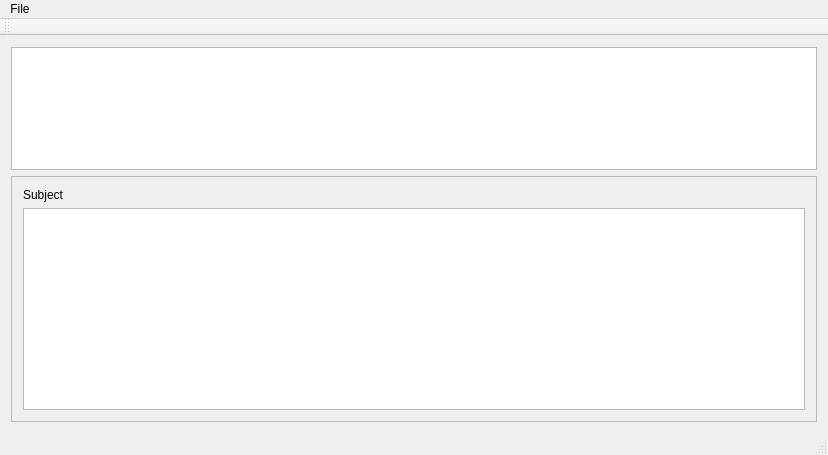
Old version of the form rbit/clients/pyside/rbitmain.ui in the repository luispedro/rbit.
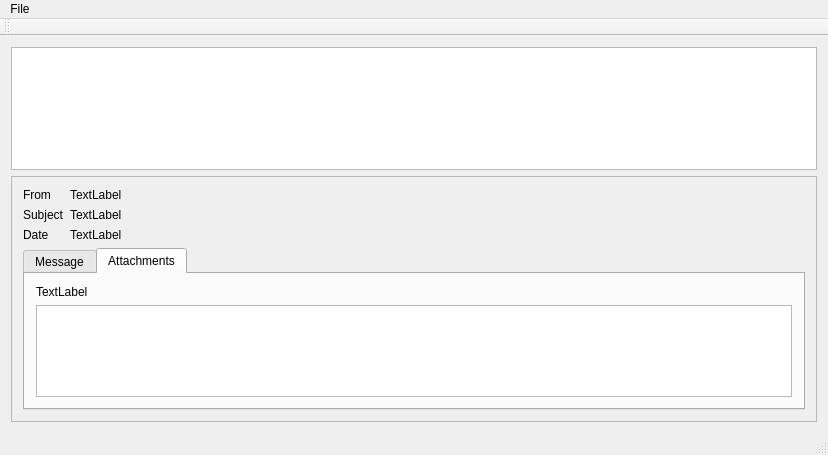
New version of the form.

Commit message: GUI Add tab for attachments

Diff of the .ui file:
```diff
--- a/rbit/clients/pyside/rbitmain.ui
+++ b/rbit/clients/pyside/rbitmain.ui
@@ -56,26 +56,117 @@
       </property>
       <layout class="QVBoxLayout" name="verticalLayout">
        <item>
-        <widget class="QLabel" name="subject">
-         <property name="sizePolicy">
-          <sizepolicy hsizetype="Expanding" vsizetype="Expanding">
-           <horstretch>2</horstretch>
-           <verstretch>0</verstretch>
-          </sizepolicy>
-         </property>
-         <property name="text">
-          <string>Subject</string>
-         </property>
-        </widget>
+        <layout class="QFormLayout" name="formLayout">
+         <item row="0" column="0">
+          <widget class="QLabel" name="from_label">
+           <property name="sizePolicy">
+            <sizepolicy hsizetype="Fixed" vsizetype="Preferred">
+             <horstretch>0</horstretch>
+             <verstretch>0</verstretch>
+            </sizepolicy>
+           </property>
+           <property name="text">
+            <string>From</string>
+           </property>
+          </widget>
+         </item>
+         <item row="0" column="1">
+          <widget class="QLabel" name="from_">
+           <property name="text">
+            <string>TextLabel</string>
+           </property>
+          </widget>
+         </item>
+         <item row="1" column="0">
+          <widget class="QLabel" name="subject_label">
+           <property name="sizePolicy">
+            <sizepolicy hsizetype="Fixed" vsizetype="Expanding">
+             <horstretch>2</horstretch>
+             <verstretch>0</verstretch>
+            </sizepolicy>
+           </property>
+           <property name="text">
+            <string>Subject</string>
+           </property>
+          </widget>
+         </item>
+         <item row="1" column="1">
+          <widget class="QLabel" name="subject">
+           <property name="text">
+            <string>TextLabel</string>
+           </property>
+          </widget>
+         </item>
+         <item row="2" column="0">
+          <widget class="QLabel" name="date_label">
+           <property name="sizePolicy">
+            <sizepolicy hsizetype="Fixed" vsizetype="Preferred">
+             <horstretch>0</horstretch>
+             <verstretch>0</verstretch>
+            </sizepolicy>
+           </property>
+           <property name="text">
+            <string>Date</string>
+           </property>
+          </widget>
+         </item>
+         <item row="2" column="1">
+          <widget class="QLabel" name="date">
+           <property name="text">
+            <string>TextLabel</string>
+           </property>
+          </widget>
+         </item>
+        </layout>
        </item>
        <item>
-        <widget class="QTextBrowser" name="mbody">
+        <widget class="QTabWidget" name="tabWidget">
          <property name="sizePolicy">
           <sizepolicy hsizetype="Expanding" vsizetype="Expanding">
-           <horstretch>1</horstretch>
+           <horstretch>0</horstretch>
            <verstretch>1</verstretch>
           </sizepolicy>
          </property>
+         <property name="tabShape">
+          <enum>QTabWidget::Rounded</enum>
+         </property>
+         <property name="currentIndex">
+          <number>1</number>
+         </property>
+         <widget class="QWidget" name="tab">
+          <attribute name="title">
+           <string>Message</string>
+          </attribute>
+          <layout class="QVBoxLayout" name="verticalLayout_4">
+           <item>
+            <widget class="QTextBrowser" name="mbody">
+             <property name="sizePolicy">
+              <sizepolicy hsizetype="Expanding" vsizetype="Expanding">
+               <horstretch>1</horstretch>
+               <verstretch>1</verstretch>
+              </sizepolicy>
+             </property>
+            </widget>
+           </item>
+          </layout>
+         </widget>
+         <widget class="QWidget" name="tab_attach">
+          <attribute name="title">
+           <string>Attachments</string>
+          </attribute>
+          <layout class="QVBoxLayout" name="verticalLayout_3">
+           <item>
+            <widget class="QLabel" name="label">
+             <property name="text">
+              <string>TextLabel</string>
+             </property>
+            </widget>
+           </item>
+           <item>
+            <widget class="QListWidget" name="attachments"/>
+           </item>
+          </layout>
+         </widget>
         </widget>
        </item>
       </layout>
```
The commit also changes 1 other file.
